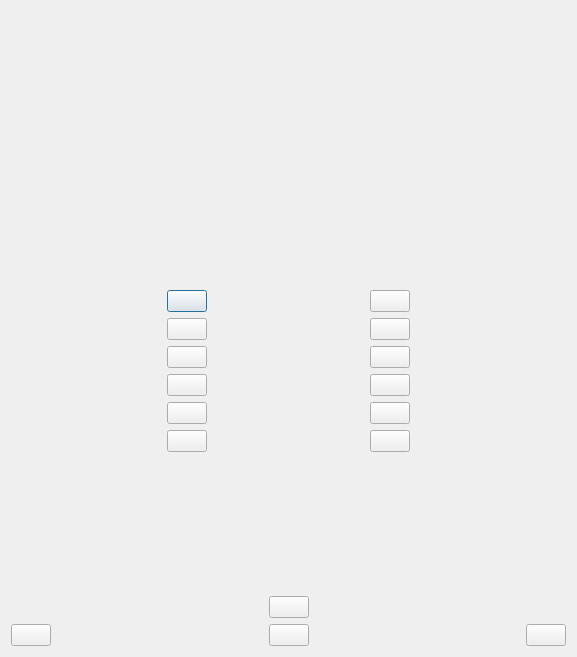
This is ui_trainingQuiz.ui in geometalab/Quiz-QGIS-Plugin as Qt 5 draws it before an edit. The edited form follows.
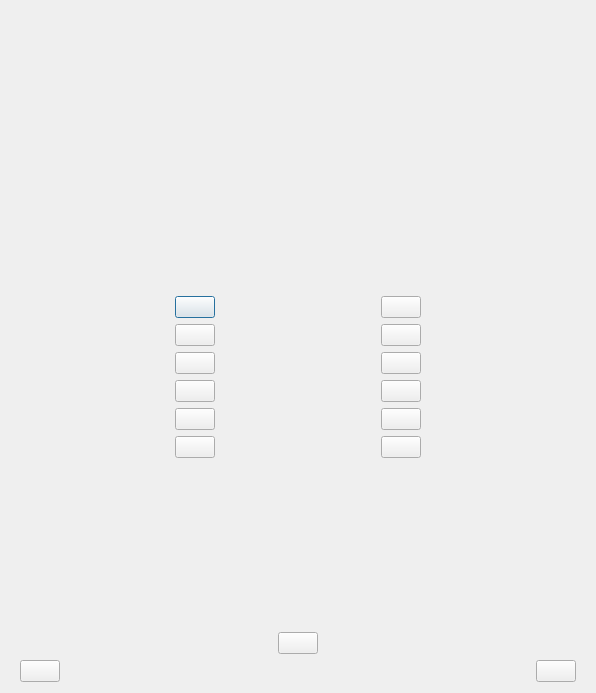
This is the edited form.

```diff
--- a/ui_trainingQuiz.ui
+++ b/ui_trainingQuiz.ui
@@ -6,8 +6,8 @@
    <rect>
     <x>0</x>
     <y>0</y>
-    <width>577</width>
-    <height>657</height>
+    <width>596</width>
+    <height>693</height>
    </rect>
   </property>
   <property name="windowTitle">
@@ -16,7 +16,13 @@
   <property name="autoFillBackground">
    <bool>true</bool>
   </property>
-  <layout class="QVBoxLayout" name="verticalLayout_5">
+  <layout class="QVBoxLayout" name="verticalLayout_4">
+   <property name="leftMargin">
+    <number>20</number>
+   </property>
+   <property name="rightMargin">
+    <number>20</number>
+   </property>
    <item>
     <layout class="QVBoxLayout" name="verticalLayout_2">
      <item>
@@ -79,9 +85,15 @@
     </layout>
    </item>
    <item>
-    <layout class="QVBoxLayout" name="verticalLayout_4">
+    <layout class="QVBoxLayout" name="verticalLayout_3">
      <item>
       <layout class="QGridLayout" name="gridLayout">
+       <property name="topMargin">
+        <number>20</number>
+       </property>
+       <property name="bottomMargin">
+        <number>20</number>
+       </property>
        <item row="0" column="0">
         <spacer name="horizontalSpacer_5">
          <property name="orientation">
@@ -105,18 +117,11 @@
          </property>
         </widget>
        </item>
-       <item row="0" column="2">
-        <spacer name="horizontalSpacer_7">
-         <property name="orientation">
-          <enum>Qt::Horizontal</enum>
-         </property>
-         <property name="sizeHint" stdset="0">
-          <size>
-           <width>40</width>
-           <height>20</height>
-          </size>
-         </property>
-        </spacer>
+       <item row="0" column="2" rowspan="6">
+        <widget class="QStackedWidget" name="stackedWidget">
+         <widget class="QWidget" name="page"/>
+         <widget class="QWidget" name="page_2"/>
+        </widget>
        </item>
        <item row="0" column="3">
         <widget class="QPushButton" name="pushButton_2">
@@ -161,19 +166,6 @@
          </property>
         </widget>
        </item>
-       <item row="1" column="2">
-        <spacer name="horizontalSpacer_8">
-         <property name="orientation">
-          <enum>Qt::Horizontal</enum>
-         </property>
-         <property name="sizeHint" stdset="0">
-          <size>
-           <width>40</width>
-           <height>20</height>
-          </size>
-         </property>
-        </spacer>
-       </item>
        <item row="1" column="3">
         <widget class="QPushButton" name="pushButton_4">
          <property name="text">
@@ -217,19 +209,6 @@
          </property>
         </widget>
        </item>
-       <item row="2" column="2">
-        <spacer name="horizontalSpacer_15">
-         <property name="orientation">
-          <enum>Qt::Horizontal</enum>
-         </property>
-         <property name="sizeHint" stdset="0">
-          <size>
-           <width>40</width>
-           <height>20</height>
-          </size>
-         </property>
-        </spacer>
-       </item>
        <item row="2" column="3">
         <widget class="QPushButton" name="pushButton_6">
          <property name="styleSheet">
@@ -273,19 +252,6 @@
          </property>
         </widget>
        </item>
-       <item row="3" column="2">
-        <spacer name="horizontalSpacer_12">
-         <property name="orientation">
-          <enum>Qt::Horizontal</enum>
-         </property>
-         <property name="sizeHint" stdset="0">
-          <size>
-           <width>40</width>
-           <height>20</height>
-          </size>
-         </property>
-        </spacer>
-       </item>
        <item row="3" column="3">
         <widget class="QPushButton" name="pushButton_8">
          <property name="text">
@@ -329,19 +295,6 @@
          </property>
         </widget>
        </item>
-       <item row="4" column="2">
-        <spacer name="horizontalSpacer_21">
-         <property name="orientation">
-          <enum>Qt::Horizontal</enum>
-         </property>
-         <property name="sizeHint" stdset="0">
-          <size>
-           <width>40</width>
-           <height>20</height>
-          </size>
-         </property>
-        </spacer>
-       </item>
        <item row="4" column="3">
         <widget class="QPushButton" name="pushButton_10">
          <property name="styleSheet">
@@ -385,19 +338,6 @@
          </property>
         </widget>
        </item>
-       <item row="5" column="2">
-        <spacer name="horizontalSpacer_18">
-         <property name="orientation">
-          <enum>Qt::Horizontal</enum>
-         </property>
-         <property name="sizeHint" stdset="0">
-          <size>
-           <width>40</width>
-           <height>20</height>
-          </size>
-         </property>
-        </spacer>
-       </item>
        <item row="5" column="3">
         <widget class="QPushButton" name="pushButton_12">
          <property name="text">
@@ -421,29 +361,24 @@
       </layout>
      </item>
      <item>
-      <layout class="QVBoxLayout" name="verticalLayout_3">
-       <item>
-        <spacer name="verticalSpacer_2">
-         <property name="orientation">
-          <enum>Qt::Vertical</enum>
-         </property>
-         <property name="sizeHint" stdset="0">
-          <size>
-           <width>20</width>
-           <height>40</height>
-          </size>
-         </property>
-        </spacer>
-       </item>
-       <item>
-        <widget class="QLabel" name="label_3">
-         <property name="text">
-          <string/>
-         </property>
-        </widget>
-       </item>
+      <layout class="QVBoxLayout" name="verticalLayout">
+       <property name="leftMargin">
+        <number>0</number>
+       </property>
+       <property name="topMargin">
+        <number>20</number>
+       </property>
+       <property name="bottomMargin">
+        <number>20</number>
+       </property>
        <item>
         <widget class="QLabel" name="label_2">
+         <property name="minimumSize">
+          <size>
+           <width>0</width>
+           <height>30</height>
+          </size>
+         </property>
          <property name="autoFillBackground">
           <bool>false</bool>
          </property>
@@ -452,32 +387,36 @@
          </property>
         </widget>
        </item>
+       <item>
+        <widget class="QLabel" name="label_3">
+         <property name="minimumSize">
+          <size>
+           <width>0</width>
+           <height>30</height>
+          </size>
+         </property>
+         <property name="text">
+          <string/>
+         </property>
+        </widget>
+       </item>
        <item>
         <widget class="QLabel" name="label_4">
+         <property name="minimumSize">
+          <size>
+           <width>0</width>
+           <height>30</height>
+          </size>
+         </property>
          <property name="text">
           <string/>
          </property>
         </widget>
        </item>
-       <item>
-        <spacer name="verticalSpacer">
-         <property name="orientation">
-          <enum>Qt::Vertical</enum>
-         </property>
-         <property name="sizeHint" stdset="0">
-          <size>
-           <width>20</width>
-           <height>38</height>
-          </size>
-         </property>
-        </spacer>
-       </item>
       </layout>
      </item>
      <item>
-      <layout class="QVBoxLayout" name="verticalLayout">
-       <item>
-        <layout class="QHBoxLayout" name="horizontalLayout_2">
+      <layout class="QHBoxLayout" name="horizontalLayout">
          <item>
           <spacer name="horizontalSpacer_3">
            <property name="orientation">
@@ -514,7 +453,7 @@
         </layout>
        </item>
        <item>
-        <layout class="QHBoxLayout" name="horizontalLayout">
+      <layout class="QHBoxLayout" name="horizontalLayout_2">
          <item>
           <widget class="QPushButton" name="pushButton_14">
            <property name="text">
@@ -535,34 +474,12 @@
            </property>
           </spacer>
          </item>
-         <item>
-          <widget class="QPushButton" name="pushButton_15">
-           <property name="text">
-            <string/>
-           </property>
-          </widget>
-         </item>
-         <item>
-          <spacer name="horizontalSpacer_2">
-           <property name="orientation">
-            <enum>Qt::Horizontal</enum>
-           </property>
-           <property name="sizeHint" stdset="0">
-            <size>
-             <width>40</width>
-             <height>20</height>
-            </size>
-           </property>
-          </spacer>
-         </item>
          <item>
           <widget class="QPushButton" name="pushButton_16">
            <property name="text">
             <string/>
            </property>
           </widget>
-         </item>
-        </layout>
        </item>
       </layout>
      </item>
```
Lines whose indentation alone changed are shown as unchanged.
